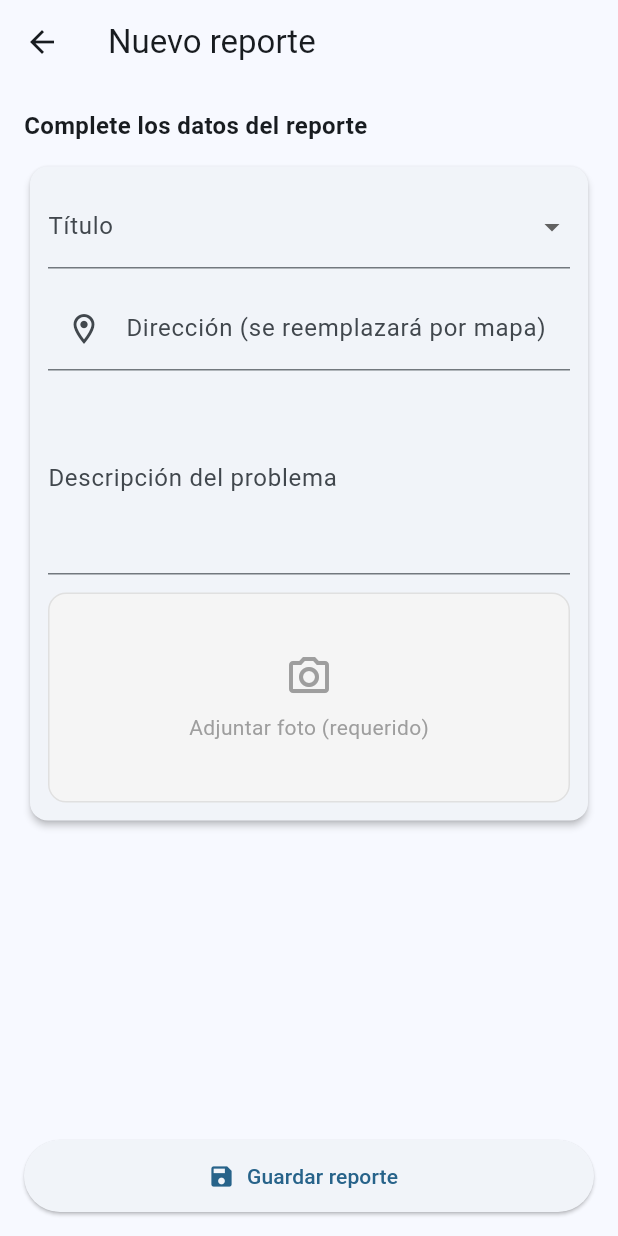
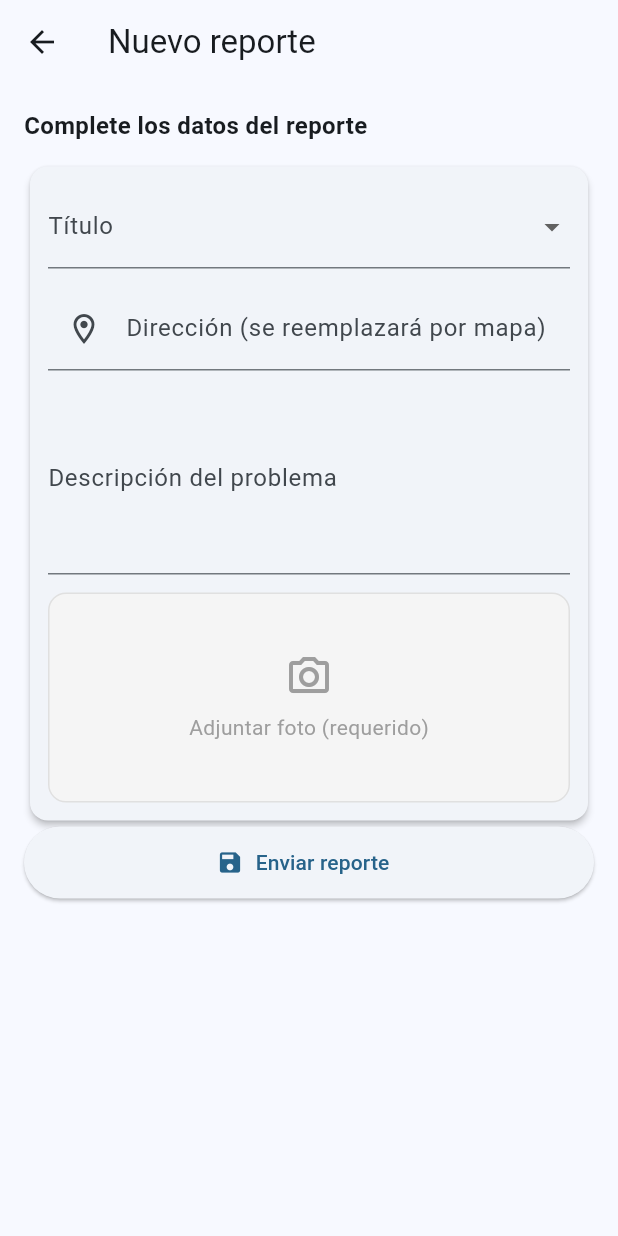
Before and after one commit to aguss-afk/app-infomatrix, a Flutter app: the screen it shows after launch, after a tap on the "location on" icon, after a tap on the "add" icon, on a phone screen of 412 x 824 dp. Run offline on Flutter 3.47's test engine with Material 3 defaults, Android fonts, the phone set to English and light mode, and no system bars; our stand-ins replace image_picker, shared_preferences.

```diff
--- a/lib/main.dart
+++ b/lib/main.dart
@@ -1,5 +1,4 @@
 import 'package:flutter/material.dart';
-import 'package:firebase_core/firebase_core.dart';
 import 'lista_problemas.dart';
 import 'nuevo_reporte.dart';
 import 'mapa_problemas.dart';
@@ -9,7 +8,6 @@ import 'package:shared_preferences/shared_preferences.dart';
 void main() async {
   WidgetsFlutterBinding.ensureInitialized();
   // Si usas FlutterFire CLI genera firebase_options.dart y pásalo a initializeApp
-  await Firebase.initializeApp();
   runApp(const MainApp());
 }
 
--- a/lib/nuevo_reporte.dart
+++ b/lib/nuevo_reporte.dart
@@ -158,7 +158,6 @@ class _NuevoReportePageState extends State<NuevoReportePage> {
               ),
             ),
 
-            const Spacer(),
 
             // Botón fijo en la parte inferior
             SizedBox(
@@ -168,7 +167,7 @@ class _NuevoReportePageState extends State<NuevoReportePage> {
                 icon: const Icon(Icons.save),
                 label: const Padding(
                   padding: EdgeInsets.symmetric(vertical: 14.0),
-                  child: Text('Guardar reporte'),
+                  child: Text('Enviar reporte'),
                 ),
               ),
             ),
--- a/pubspec.yaml
+++ b/pubspec.yaml
@@ -12,13 +12,8 @@ dependencies:
   image_picker: ^1.2.0
   shared_preferences: ^2.1.1
   path_provider: ^2.0.14
-  firebase_core: ^2.8.0
-  firebase_auth: ^4.4.0
-  cloud_firestore: ^4.7.0
-  firebase_storage: ^11.0.0
   google_maps_flutter: ^2.4.0
   geolocator: ^9.0.2
-  flutterfire_ui: ^1.6.0
 
 dev_dependencies:
   flutter_test:
```
Also changed, not shown: pubspec.lock, 3 other files.
